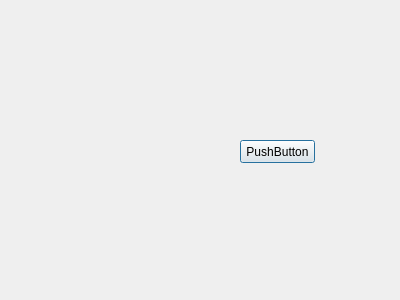
The window that frontend/Forms/AddData.ui (Felis1204/OmniHealth_Profiler) describes before a commit, drawn with Qt 5.
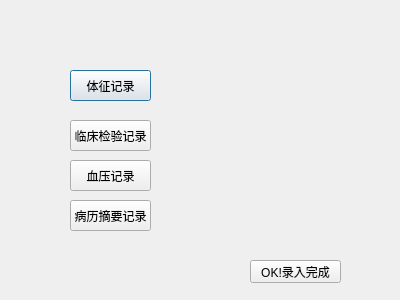
The same window after the commit.

```diff
--- a/frontend/Forms/AddData.ui
+++ b/frontend/Forms/AddData.ui
@@ -16,14 +16,66 @@
   <widget class="QPushButton" name="pushButton">
    <property name="geometry">
     <rect>
-     <x>240</x>
-     <y>140</y>
-     <width>75</width>
+     <x>70</x>
+     <y>70</y>
+     <width>81</width>
+     <height>31</height>
+    </rect>
+   </property>
+   <property name="text">
+    <string>体征记录</string>
+   </property>
+  </widget>
+  <widget class="QPushButton" name="LTRecord">
+   <property name="geometry">
+    <rect>
+     <x>70</x>
+     <y>120</y>
+     <width>81</width>
+     <height>31</height>
+    </rect>
+   </property>
+   <property name="text">
+    <string>临床检验记录</string>
+   </property>
+  </widget>
+  <widget class="QPushButton" name="BPRecord">
+   <property name="geometry">
+    <rect>
+     <x>70</x>
+     <y>160</y>
+     <width>81</width>
+     <height>31</height>
+    </rect>
+   </property>
+   <property name="text">
+    <string>血压记录</string>
+   </property>
+  </widget>
+  <widget class="QPushButton" name="MHRecord">
+   <property name="geometry">
+    <rect>
+     <x>70</x>
+     <y>200</y>
+     <width>81</width>
+     <height>31</height>
+    </rect>
+   </property>
+   <property name="text">
+    <string>病历摘要记录</string>
+   </property>
+  </widget>
+  <widget class="QPushButton" name="OKbutton">
+   <property name="geometry">
+    <rect>
+     <x>250</x>
+     <y>260</y>
+     <width>91</width>
      <height>23</height>
     </rect>
    </property>
    <property name="text">
-    <string>PushButton</string>
+    <string>OK!录入完成</string>
    </property>
   </widget>
  </widget>
```
Left out of the diff: 2 changed lines with no effect on the pictures.
